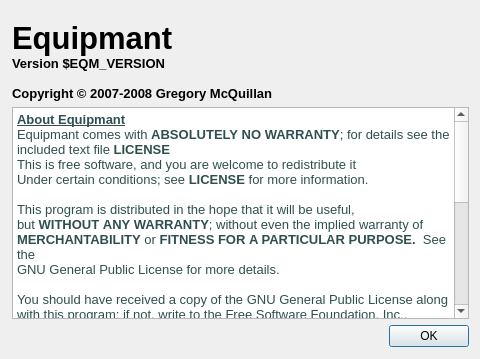
First picture: the form in src/about.ui, repository hk0i/equipmant, before the edit.
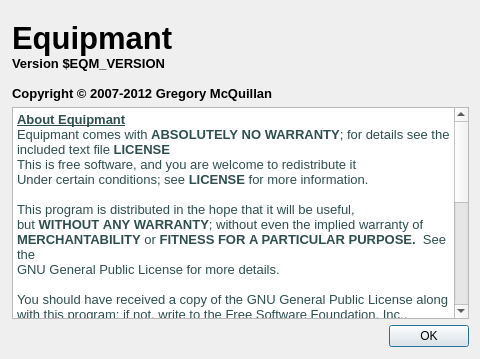
Second picture: the form after the edit. Icons and pictures are not drawn.

Commit message: Updated about window and readded windows icon

Diff of the .ui file:
```diff
--- a/src/about.ui
+++ b/src/about.ui
@@ -21,9 +21,9 @@
   <property name="windowTitle" >
    <string>About Equipmant</string>
   </property>
-  <layout class="QVBoxLayout" >
-   <property name="spacing" >
-    <number>-1</number>
+  <layout class="QVBoxLayout">
+   <property name="spacing">
+    <number>6</number>
    </property>
    <property name="leftMargin" >
     <number>12</number>
@@ -45,18 +45,18 @@
     </widget>
    </item>
    <item>
-    <layout class="QGridLayout" >
-     <item row="0" column="0" >
-      <widget class="QLabel" name="label_17" >
-       <property name="text" >
-        <string>&lt;!DOCTYPE HTML PUBLIC "-//W3C//DTD HTML 4.0//EN" "http://www.w3.org/TR/REC-html40/strict.dtd">
-&lt;html>&lt;head>&lt;meta name="qrichtext" content="1" />&lt;style type="text/css">
+    <layout class="QGridLayout">
+     <item row="0" column="0">
+      <widget class="QLabel" name="label_17">
+       <property name="text">
+        <string>&lt;!DOCTYPE HTML PUBLIC &quot;-//W3C//DTD HTML 4.0//EN&quot; &quot;http://www.w3.org/TR/REC-html40/strict.dtd&quot;&gt;
+&lt;html&gt;&lt;head&gt;&lt;meta name=&quot;qrichtext&quot; content=&quot;1&quot; /&gt;&lt;style type=&quot;text/css&quot;&gt;
 p, li { white-space: pre-wrap; }
-&lt;/style>&lt;/head>&lt;body style=" font-family:'Lucida Grande'; font-size:13pt; font-weight:400; font-style:normal;">
-&lt;p style=" margin-top:0px; margin-bottom:0px; margin-left:0px; margin-right:0px; -qt-block-indent:0; text-indent:0px;">&lt;span style=" font-size:23pt; font-weight:600;">Equipmant&lt;/span>&lt;/p>
-&lt;p style=" margin-top:0px; margin-bottom:0px; margin-left:0px; margin-right:0px; -qt-block-indent:0; text-indent:0px; font-size:23pt; font-weight:600;">&lt;span style=" font-size:10pt;">Version $EQM_VERSION&lt;/span>&lt;/p>
-&lt;p style="-qt-paragraph-type:empty; margin-top:0px; margin-bottom:0px; margin-left:0px; margin-right:0px; -qt-block-indent:0; text-indent:0px; font-size:10pt; font-weight:600;">&lt;/p>
-&lt;p style=" margin-top:0px; margin-bottom:0px; margin-left:0px; margin-right:0px; -qt-block-indent:0; text-indent:0px; font-weight:600;">&lt;span style=" font-size:10pt; color:#000000;">Copyright © 2007-2008 Gregory McQuillan&lt;/span>&lt;/p>&lt;/body>&lt;/html></string>
+&lt;/style&gt;&lt;/head&gt;&lt;body style=&quot; font-family:'MS Shell Dlg 2'; font-size:8.25pt; font-weight:400; font-style:normal;&quot;&gt;
+&lt;p style=&quot; margin-top:0px; margin-bottom:0px; margin-left:0px; margin-right:0px; -qt-block-indent:0; text-indent:0px;&quot;&gt;&lt;span style=&quot; font-family:'Lucida Grande'; font-size:23pt; font-weight:600;&quot;&gt;Equipmant&lt;/span&gt;&lt;/p&gt;
+&lt;p style=&quot; margin-top:0px; margin-bottom:0px; margin-left:0px; margin-right:0px; -qt-block-indent:0; text-indent:0px;&quot;&gt;&lt;span style=&quot; font-family:'Lucida Grande'; font-size:10pt; font-weight:600;&quot;&gt;Version $EQM_VERSION&lt;/span&gt;&lt;/p&gt;
+&lt;p style=&quot;-qt-paragraph-type:empty; margin-top:0px; margin-bottom:0px; margin-left:0px; margin-right:0px; -qt-block-indent:0; text-indent:0px; font-family:'Lucida Grande'; font-size:10pt; font-weight:600;&quot;&gt;&lt;/p&gt;
+&lt;p style=&quot; margin-top:0px; margin-bottom:0px; margin-left:0px; margin-right:0px; -qt-block-indent:0; text-indent:0px;&quot;&gt;&lt;span style=&quot; font-family:'Lucida Grande'; font-size:10pt; font-weight:600; color:#000000;&quot;&gt;Copyright © 2007-2012 Gregory McQuillan&lt;/span&gt;&lt;/p&gt;&lt;/body&gt;&lt;/html&gt;</string>
        </property>
       </widget>
      </item>
```
Left out of the diff: 121 changed lines with no effect on the pictures. The commit also changes 2 other files.
